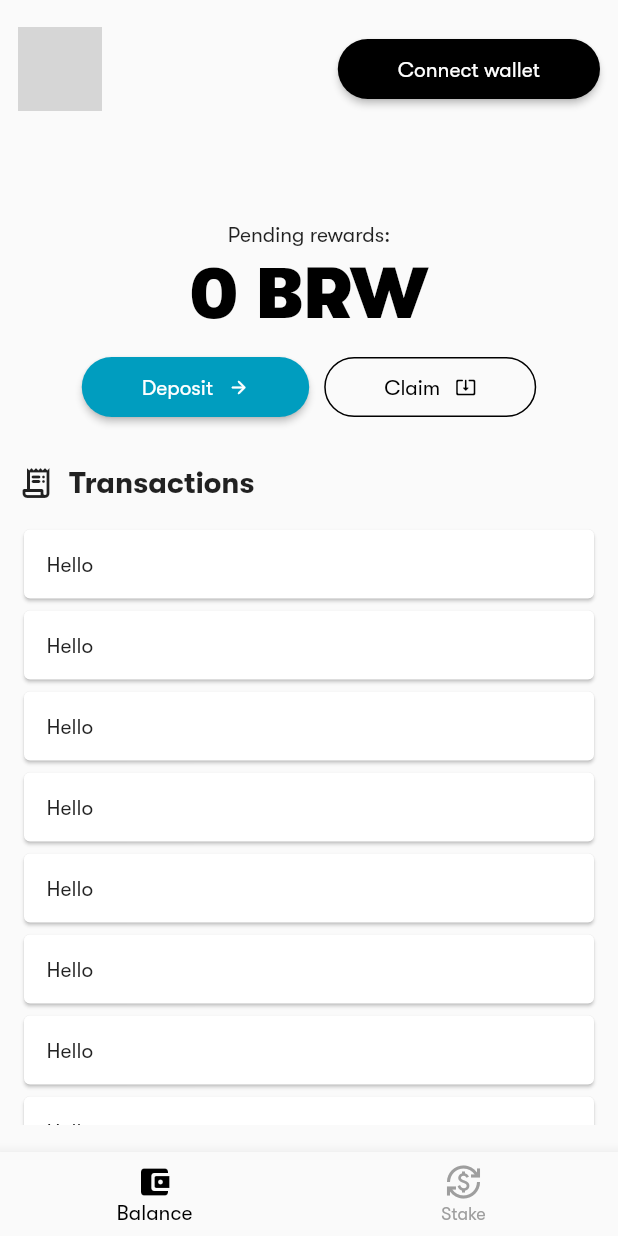
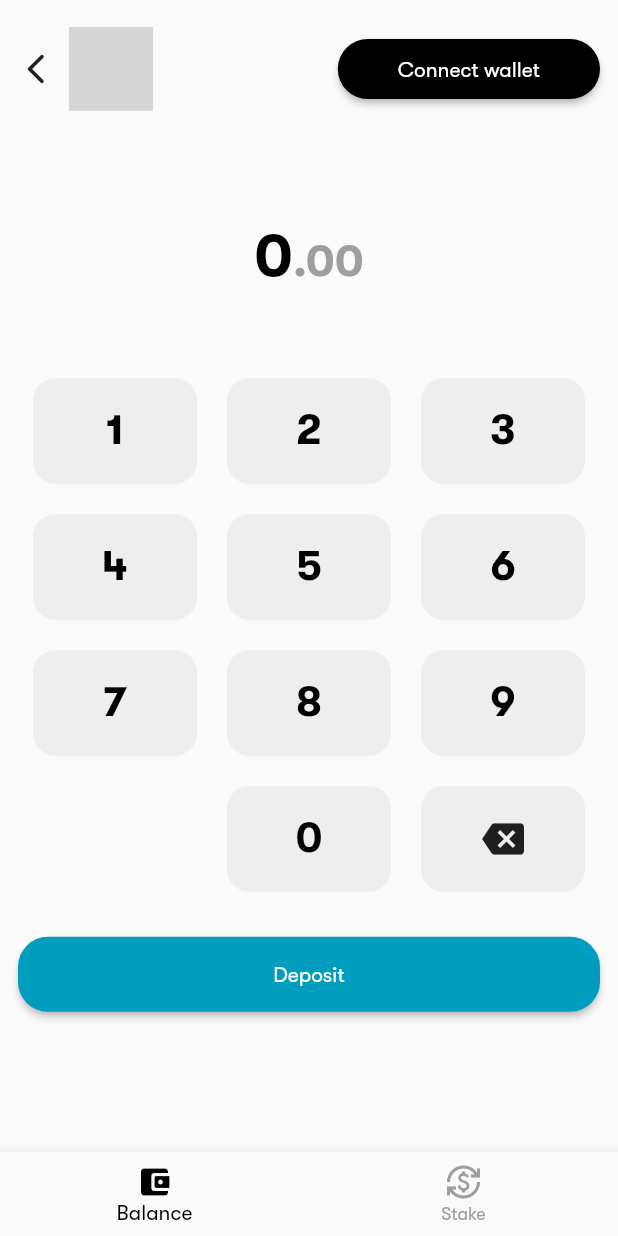
Before and after one commit to kingahmedino/block-stake-ui, a Flutter app: the screen it shows after launch, after a tap on "Deposit", on a phone screen of 412 x 824 dp. Run offline on Flutter 3.47's test engine with Material 2 defaults, Android fonts, the light colour scheme and no system bars; our stand-ins replace beamer, get; missing offline and left inert: random_avatar, walletconnect_dart, web3dart; grey boxes are pictures that could not be loaded.

Commit message:
Added deposit page with functionality

```diff
--- a/lib/controllers/contact-calls-controller.dart
+++ b/lib/controllers/contact-calls-controller.dart
@@ -29,9 +29,11 @@ class ContractCallsController extends GetxController {
   @override
   void onInit() {
     super.onInit();
+    //get user rewards, staker info and staking summary every 5 minutes.
     Timer.periodic(const Duration(minutes: 5), (Timer t) {
       checkRewards();
       getStaker();
+      getSummary();
     });
   }
 
@@ -117,7 +119,7 @@ class ContractCallsController extends GetxController {
         .catchError((error) {});
   }
 
-  deposit(String uri, double amount) async {
+  deposit(String uri, int amount) async {
     //load contract
     final contract = await _loadContract();
     final depositFunction = contract.function('deposit');
--- /dev/null
+++ b/lib/controllers/deposit-controller.dart
@@ -0,0 +1,24 @@
+import 'package:block_stake_ui/controllers/contact-calls-controller.dart';
+import 'package:block_stake_ui/controllers/wallet-controller.dart';
+import 'package:get/get.dart';
+
+class DepositController extends GetxController {
+  final ContractCallsController contractCallsController =
+      Get.find<ContractCallsController>();
+  final WalletController walletController = Get.find<WalletController>();
+
+  final depositValue = ''.obs;
+
+  int get getDepositValue {
+    if (depositValue.value.isEmpty) {
+      return 0;
+    }
+    return int.parse(depositValue.value);
+  }
+
+  deposit() {
+    if (walletController.isWalletConnected && getDepositValue > 0) {
+      contractCallsController.deposit(walletController.uri, getDepositValue);
+    }
+  }
+}
--- a/lib/main.dart
+++ b/lib/main.dart
@@ -3,6 +3,7 @@
 import 'package:beamer/beamer.dart';
 import 'package:block_stake_ui/controllers/contact-calls-controller.dart';
 import 'package:block_stake_ui/controllers/balances-controller.dart';
+import 'package:block_stake_ui/controllers/deposit-controller.dart';
 import 'package:block_stake_ui/controllers/stake-info-controller.dart';
 import 'package:block_stake_ui/controllers/wallet-controller.dart';
 import 'package:block_stake_ui/theme/constants.dart';
@@ -28,6 +29,7 @@ void main() {
   Get.put(ContractCallsController());
   Get.put(BalancesController());
   Get.put(StakeInfoController());
+  Get.put(DepositController());
 }
 
 class MyApp extends StatelessWidget {
--- a/lib/ui/balances_page.dart
+++ b/lib/ui/balances_page.dart
@@ -1,4 +1,5 @@
 // ignore_for_file: prefer_const_literals_to_create_immutables, prefer_const_constructors, must_be_immutable
+import 'package:beamer/beamer.dart';
 import 'package:block_stake_ui/controllers/balances-controller.dart';
 import 'package:block_stake_ui/controllers/wallet-controller.dart';
 import 'package:block_stake_ui/ui/common/wallet.dart';
@@ -89,7 +90,10 @@ class BalancesPage extends StatelessWidget {
                         mainAxisAlignment: MainAxisAlignment.center,
                         children: [
                           ElevatedButton(
-                            onPressed: () {},
+                            onPressed: () {
+                              Beamer.of(context)
+                                  .beamToNamed('/balances/deposit');
+                            },
                             child: Row(
                               children: [
                                 Text('Deposit'),
--- /dev/null
+++ b/lib/ui/common/numeric_pad.dart
@@ -0,0 +1,132 @@
+// ignore_for_file: sized_box_for_whitespace, use_key_in_widget_constructors, prefer_const_constructors_in_immutables, prefer_const_constructors
+
+import 'package:flutter/material.dart';
+
+class NumberPad extends StatelessWidget {
+  final Function(int) onNumberTapped;
+
+  NumberPad({required this.onNumberTapped});
+
+  @override
+  Widget build(BuildContext context) {
+    return Column(
+      crossAxisAlignment: CrossAxisAlignment.stretch,
+      mainAxisAlignment: MainAxisAlignment.spaceEvenly,
+      children: <Widget>[
+        Container(
+          height: MediaQuery.of(context).size.height * 0.11,
+          child: Row(
+            mainAxisAlignment: MainAxisAlignment.spaceEvenly,
+            crossAxisAlignment: CrossAxisAlignment.start,
+            children: <Widget>[
+              buildNumber(1),
+              buildNumber(2),
+              buildNumber(3),
+            ],
+          ),
+        ),
+        Container(
+          height: MediaQuery.of(context).size.height * 0.11,
+          child: Row(
+            mainAxisAlignment: MainAxisAlignment.spaceEvenly,
+            crossAxisAlignment: CrossAxisAlignment.start,
+            children: <Widget>[
+              buildNumber(4),
+              buildNumber(5),
+              buildNumber(6),
+            ],
+          ),
+        ),
+        Container(
+          height: MediaQuery.of(context).size.height * 0.11,
+          child: Row(
+            mainAxisAlignment: MainAxisAlignment.spaceEvenly,
+            crossAxisAlignment: CrossAxisAlignment.start,
+            children: <Widget>[
+              buildNumber(7),
+              buildNumber(8),
+              buildNumber(9),
+            ],
+          ),
+        ),
+        Container(
+          height: MediaQuery.of(context).size.height * 0.11,
+          child: Row(
+            mainAxisAlignment: MainAxisAlignment.spaceEvenly,
+            crossAxisAlignment: CrossAxisAlignment.start,
+            children: <Widget>[
+              buildEmptySpace(),
+              buildNumber(0),
+              buildBackspace(),
+            ],
+          ),
+        ),
+      ],
+    );
+  }
+
+  Widget buildNumber(int number) {
+    return Expanded(
+      child: GestureDetector(
+        onTap: () {
+          onNumberTapped(number);
+        },
+        child: Padding(
+          padding: EdgeInsets.all(10),
+          child: Container(
+            decoration: BoxDecoration(
+              color: Colors.grey[200],
+              borderRadius: BorderRadius.all(
+                Radius.circular(15),
+              ),
+            ),
+            child: Center(
+              child: Text(
+                number.toString(),
+                style: TextStyle(
+                  fontSize: 28,
+                  fontWeight: FontWeight.bold,
+                  color: Colors.black,
+                ),
+              ),
+            ),
+          ),
+        ),
+      ),
+    );
+  }
+
+  Widget buildBackspace() {
+    return Expanded(
+      child: GestureDetector(
+        onTap: () {
+          onNumberTapped(-1);
+        },
+        child: Padding(
+          padding: EdgeInsets.all(10),
+          child: Container(
+            decoration: BoxDecoration(
+              color: Colors.grey[200],
+              borderRadius: BorderRadius.all(
+                Radius.circular(15),
+              ),
+            ),
+            child: Center(
+              child: Icon(
+                Icons.backspace,
+                size: 28,
+                color: Color(0xFF1F1F1F),
+              ),
+            ),
+          ),
+        ),
+      ),
+    );
+  }
+
+  Widget buildEmptySpace() {
+    return Expanded(
+      child: Container(),
+    );
+  }
+}
--- /dev/null
+++ b/lib/ui/deposit_page.dart
@@ -0,0 +1,136 @@
+// ignore_for_file: prefer_const_constructors, prefer_const_literals_to_create_immutables
+
+import 'package:beamer/beamer.dart';
+import 'package:block_stake_ui/controllers/deposit-controller.dart';
+import 'package:block_stake_ui/controllers/wallet-controller.dart';
+import 'package:block_stake_ui/ui/common/numeric_pad.dart';
+import 'package:block_stake_ui/ui/common/wallet.dart';
+import 'package:flutter/material.dart';
+import 'package:get/get.dart';
+import 'package:random_avatar/random_avatar.dart';
+
+class DepositPage extends StatelessWidget {
+  DepositPage({Key? key}) : super(key: key);
+
+  DepositController depositController = Get.find<DepositController>();
+
+  @override
+  Widget build(BuildContext context) {
+    return Scaffold(
+      body: SafeArea(
+        child: Padding(
+          padding: EdgeInsets.symmetric(horizontal: 12.0, vertical: 18.0),
+          child: Column(
+            children: [
+              Row(
+                mainAxisAlignment: MainAxisAlignment.spaceBetween,
+                children: [
+                  Row(
+                    children: [
+                      GestureDetector(
+                          onTap: () {
+                            Beamer.of(context).beamBack();
+                          },
+                          child: Icon(Icons.arrow_back_ios_new_rounded)),
+                      SizedBox(width: 10.0),
+                      GetX<WalletController>(
+                        builder: ((controller) {
+                          return randomAvatar(
+                            controller.isWalletConnected
+                                ? controller.walletAddress
+                                : '0',
+                            height: 56,
+                            width: 56,
+                          );
+                        }),
+                      ),
+                    ],
+                  ),
+                  Wallet(),
+                ],
+              ),
+              SizedBox(
+                height: 10.0,
+              ),
+              Expanded(
+                child: SingleChildScrollView(
+                  child: Column(
+                    children: <Widget>[
+                      SizedBox(
+                        height: 64.0,
+                      ),
+                      Row(
+                        mainAxisAlignment: MainAxisAlignment.center,
+                        crossAxisAlignment: CrossAxisAlignment.baseline,
+                        textBaseline: TextBaseline.alphabetic,
+                        children: [
+                          GetX<DepositController>(
+                            builder: ((controller) {
+                              return Text(
+                                controller.getDepositValue.toString(),
+                                style: TextStyle(
+                                  fontSize: 40.0,
+                                  fontWeight: FontWeight.bold,
+                                  color: Colors.black,
+                                ),
+                              );
+                            }),
+                          ),
+                          Text(
+                            '.00',
+                            style: TextStyle(
+                              fontSize: 30.0,
+                              fontWeight: FontWeight.bold,
+                              color: Colors.grey,
+                            ),
+                          ),
+                        ],
+                      ),
+                      SizedBox(
+                        height: 48.0,
+                      ),
+                      NumberPad(
+                        onNumberTapped: (number) {
+                          String value = depositController.depositValue.value;
+                          if (number != -1) {
+                            if (int.parse(value.isEmpty ? '0' : value) <=
+                                1000) {
+                              depositController.depositValue.value =
+                                  value + number.toString();
+                            }
+                          } else {
+                            if (value.isNotEmpty) {
+                              depositController.depositValue.value =
+                                  value.substring(0, value.length - 1);
+                            }
+                          }
+                        },
+                      ),
+                      SizedBox(
+                        height: 20.0,
+                      ),
+                      ElevatedButton(
+                        onPressed: () {
+                          depositController.deposit();
+                        },
+                        style: Theme.of(context)
+                            .elevatedButtonTheme
+                            .style
+                            ?.copyWith(
+                              minimumSize: MaterialStateProperty.all(
+                                Size(double.infinity, 50.0),
+                              ),
+                            ),
+                        child: Text('Deposit'),
+                      ),
+                    ],
+                  ),
+                ),
+              ),
+            ],
+          ),
+        ),
+      ),
+    );
+  }
+}
--- a/lib/ui/routing/beamer_locations.dart
+++ b/lib/ui/routing/beamer_locations.dart
@@ -2,6 +2,7 @@
 
 import 'package:beamer/beamer.dart';
 import 'package:block_stake_ui/ui/balances_page.dart';
+import 'package:block_stake_ui/ui/deposit_page.dart';
 import 'package:block_stake_ui/ui/staking-page.dart';
 import 'package:flutter/material.dart';
 
@@ -17,12 +18,12 @@ class ALocation extends BeamLocation<BeamState> {
             title: 'Balances',
             type: BeamPageType.noTransition,
             child: BalancesPage()),
-        // if (state.uri.pathSegments.length == 2)
-        //   BeamPage(
-        //     key: ValueKey('/balances/deposit'),
-        //     title: 'Deposit',
-        //     child: DepositPage(),
-        //   ),
+        if (state.uri.pathSegments.length == 2)
+          BeamPage(
+            key: ValueKey('/balances/deposit'),
+            title: 'Deposit',
+            child: DepositPage(),
+          ),
       ];
 }
 
```
